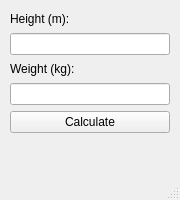
Qt form bmi.ui (myke-oliveira/BMI) before a commit.
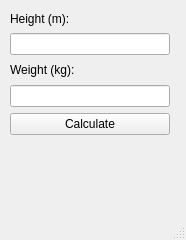
The same form after that commit.

Commit message: Implemented description of ranges

Diff of the .ui file:
```diff
--- a/bmi.ui
+++ b/bmi.ui
@@ -6,8 +6,8 @@
    <rect>
     <x>0</x>
     <y>0</y>
-    <width>180</width>
-    <height>200</height>
+    <width>186</width>
+    <height>240</height>
    </rect>
   </property>
   <property name="windowTitle">
@@ -20,7 +20,7 @@
       <x>10</x>
       <y>10</y>
       <width>160</width>
-      <height>146</height>
+      <height>185</height>
      </rect>
     </property>
     <layout class="QVBoxLayout" name="verticalLayout">
@@ -53,6 +53,18 @@
      </item>
      <item>
       <widget class="QLabel" name="lblBMI">
+       <property name="font">
+        <font>
+         <pointsize>20</pointsize>
+        </font>
+       </property>
+       <property name="text">
+        <string/>
+       </property>
+      </widget>
+     </item>
+     <item>
+      <widget class="QLabel" name="lblDescription">
        <property name="text">
         <string/>
        </property>
```
Left out of the diff: 4 changed lines with no effect on the pictures. The commit also changes 2 other files.
